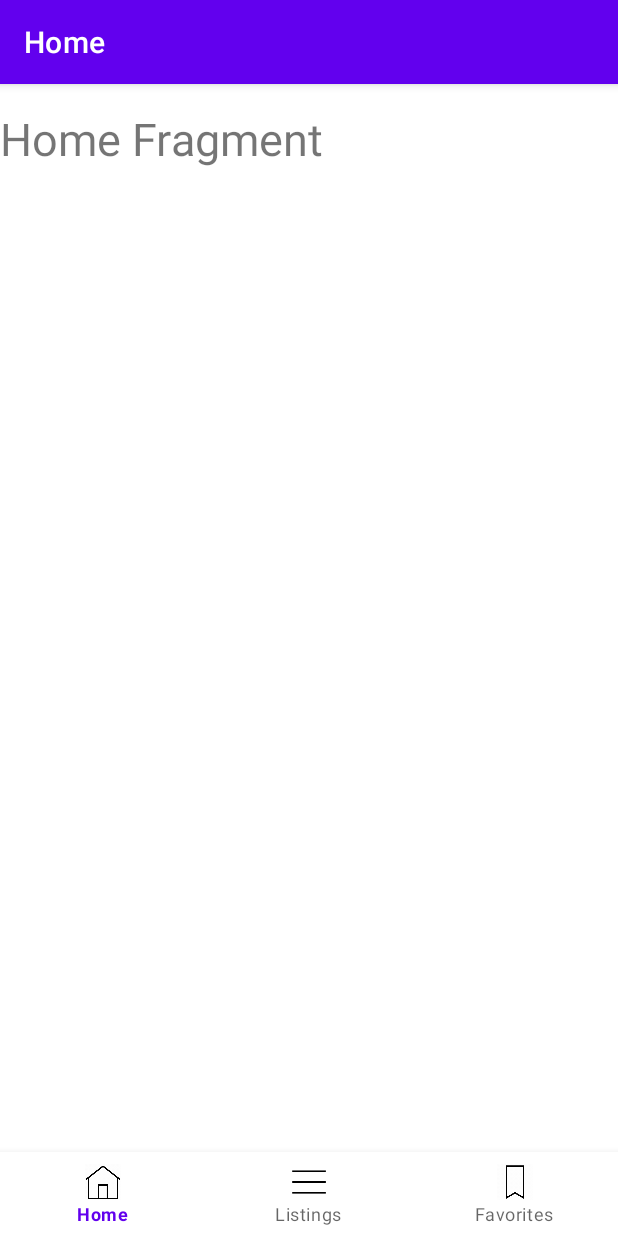
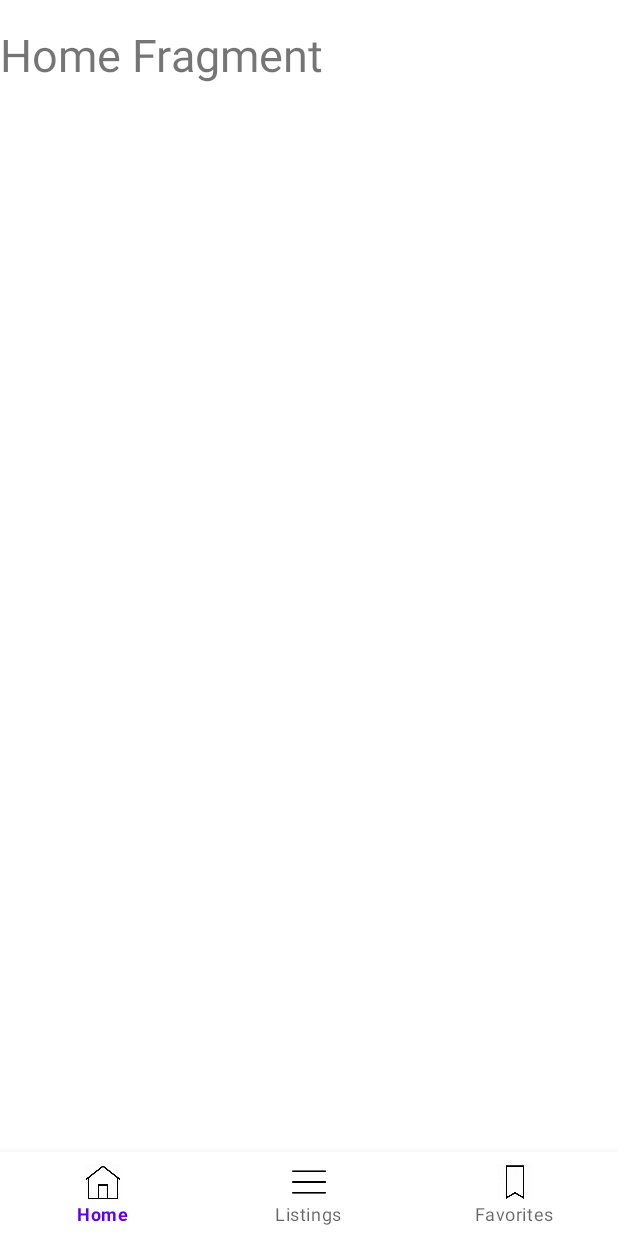
Before and after one commit to OmerGeva/SubGet-client, an Android app: the screen it shows after launch (MainActivity), on a phone screen of 412 x 824 dp. Run offline under Robolectric (Android 15) with nearby library versions, the phone set to English and light mode, and no system bars; our stand-ins replace navigation-ui.

Commit message:
Fixed hiding action bar issue

```diff
--- a/app/src/main/java/com/example/subget/MainActivity.kt
+++ b/app/src/main/java/com/example/subget/MainActivity.kt
@@ -34,7 +34,7 @@ class MainActivity : AppCompatActivity() {
                 R.id.navigation_home, R.id.navigation_listings, R.id.navigation_favorites
             )
         )
-        setupActionBarWithNavController(navController, appBarConfiguration)
+
         navView.setupWithNavController(navController)
 
 //        binding.detailBtn.setOnClickListener {
--- a/app/src/main/res/values-night/themes.xml
+++ b/app/src/main/res/values-night/themes.xml
@@ -1,6 +1,6 @@
 <resources xmlns:tools="http://schemas.android.com/tools">
     <!-- Base application theme. -->
-    <style name="Theme.SubGet" parent="Theme.MaterialComponents.DayNight.DarkActionBar">
+    <style name="Theme.SubGet" parent="Theme.MaterialComponents.DayNight.NoActionBar">
         <!-- Primary brand color. -->
         <item name="colorPrimary">@color/purple_200</item>
         <item name="colorPrimaryVariant">@color/purple_700</item>
--- a/app/src/main/res/values/themes.xml
+++ b/app/src/main/res/values/themes.xml
@@ -1,6 +1,6 @@
 <resources xmlns:tools="http://schemas.android.com/tools">
     <!-- Base application theme. -->
-    <style name="Theme.SubGet" parent="Theme.MaterialComponents.DayNight.DarkActionBar">
+    <style name="Theme.SubGet" parent="Theme.MaterialComponents.DayNight.NoActionBar">
         <!-- Primary brand color. -->
         <item name="colorPrimary">@color/purple_500</item>
         <item name="colorPrimaryVariant">@color/purple_700</item>
```
